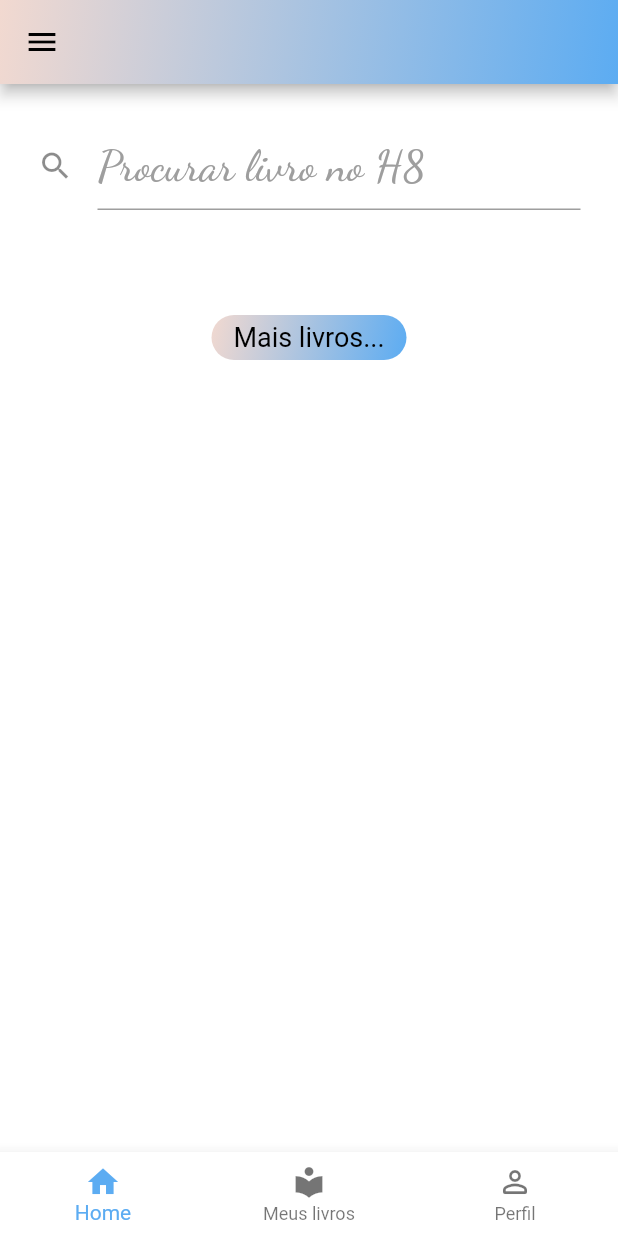
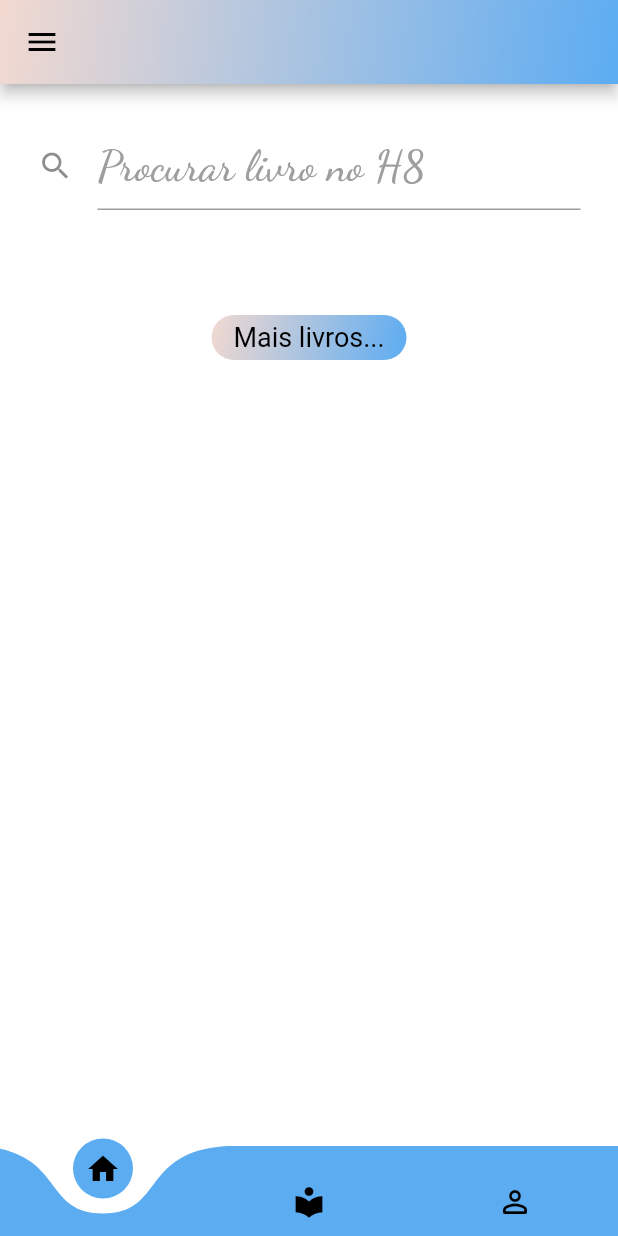
Before and after one commit to KalilBalech/H8Book, a Flutter app: the PaginaPrincipal screen opened directly with empty values, on a phone screen of 412 x 824 dp. Run offline on Flutter 3.47's test engine with Material 2 defaults, Android fonts, the phone set to English and light mode, and no system bars; drawn by our look-alikes of curved_navigation_bar; our stand-ins replace cloud_firestore, firebase_core, fluttertoast; accounts and stored records are empty; Roboto replaces fonts that are missing (CaviarDreams).

```diff
--- a/lib/Pages/PaginaPrincipal/pagina_principal.dart
+++ b/lib/Pages/PaginaPrincipal/pagina_principal.dart
@@ -1,4 +1,8 @@
+import 'dart:io';
+
+import 'package:curved_navigation_bar/curved_navigation_bar.dart';
 import 'package:flutter/material.dart';
+import 'package:fluttertoast/fluttertoast.dart';
 import 'package:h_book/Pages/PaginaPrincipal/MeusLivros.dart';
 import '../../config/my_colors.dart';
 import 'Perfil.dart';
@@ -17,7 +21,8 @@ class PaginaPrincipal extends StatefulWidget {
   final String apartamento;
   final String vaga;
 
-  PaginaPrincipal({this.nomeDeBixo, this.turma, this.bloco, this.apartamento, this.vaga});
+  PaginaPrincipal(
+      {this.nomeDeBixo, this.turma, this.bloco, this.apartamento, this.vaga});
 
   @override
   _PaginaPrincipalState createState() => _PaginaPrincipalState();
@@ -25,6 +30,7 @@ class PaginaPrincipal extends StatefulWidget {
 
 class _PaginaPrincipalState extends State<PaginaPrincipal> {
   int _selectedIndex = 0;
+  DateTime timeBackPressed = DateTime.now();
 
   final List<Widget> _children = [
     Home(),
@@ -46,32 +52,45 @@ class _PaginaPrincipalState extends State<PaginaPrincipal> {
     apartamento = widget.apartamento;
     vaga = widget.vaga;
 
+    return WillPopScope(
+      onWillPop: () async {
+        final difference = DateTime.now().difference(timeBackPressed);
+        final isExitWarning = difference >= Duration(seconds: 2);
 
-    return WillPopScope(
-      onWillPop: () => Future.value(false),
+        timeBackPressed = DateTime.now();
+
+        if (isExitWarning) {
+          final message = 'Pressione novamente para sair';
+          Fluttertoast.showToast(
+              msg: message,
+              backgroundColor: Colors.white,
+              textColor: MyColors.corPrincipal,
+              fontSize: 18);
+          return false;
+        } else {
+          Fluttertoast.cancel();
+          exit(0);
+        }
+      },
       child: Scaffold(
         body: Container(
           child: _children[_selectedIndex],
         ),
-        bottomNavigationBar: BottomNavigationBar(
-          type: BottomNavigationBarType.fixed,
-          selectedItemColor: MyColors.corPrincipal,
+        bottomNavigationBar: CurvedNavigationBar(
+          height: 60,
+          color: MyColors.corPrincipal,
           backgroundColor: MyColors.corBasica,
+          buttonBackgroundColor: MyColors.corPrincipal,
+          animationDuration: Duration(milliseconds: 350),
+          animationCurve: Curves.bounceInOut,
           items: [
-            BottomNavigationBarItem(
-              icon: Icon(Icons.home),
-              label: "Home",
+            Icon(
+              Icons.home,
+              color: Colors.black,
             ),
-            BottomNavigationBarItem(
-              icon: Icon(Icons.local_library),
-              label: "Meus livros",
-            ),
-            BottomNavigationBarItem(
-              icon: Icon(Icons.person_outline_rounded),
-              label: "Perfil",
-            ),
+            Icon(Icons.local_library, color: Colors.black),
+            Icon(Icons.person_outline_rounded, color: Colors.black),
           ],
-          currentIndex: _selectedIndex,
           onTap: _onItemTap,
         ),
         backgroundColor: MyColors.corBasica,
--- a/pubspec.yaml
+++ b/pubspec.yaml
@@ -24,6 +24,7 @@ dependencies:
   flutter:
     sdk: flutter
 
+  curved_navigation_bar: ^1.0.1
   firebase_core: ^1.3.0
   firebase_analytics: ^8.1.2
   firebase_auth: ^2.0.0
```
Also changed, not shown: lib/Pages/Biblioteca/sua_biblioteca.dart (+28 -1 lines), lib/Pages/PaginaPrincipal/Home.dart (+5 -5 lines), lib/Pages/Usuario/reconhecimento.dart (+25 -1 lines), assets/images/app_icon.png, pubspec.lock, 20 other files.
